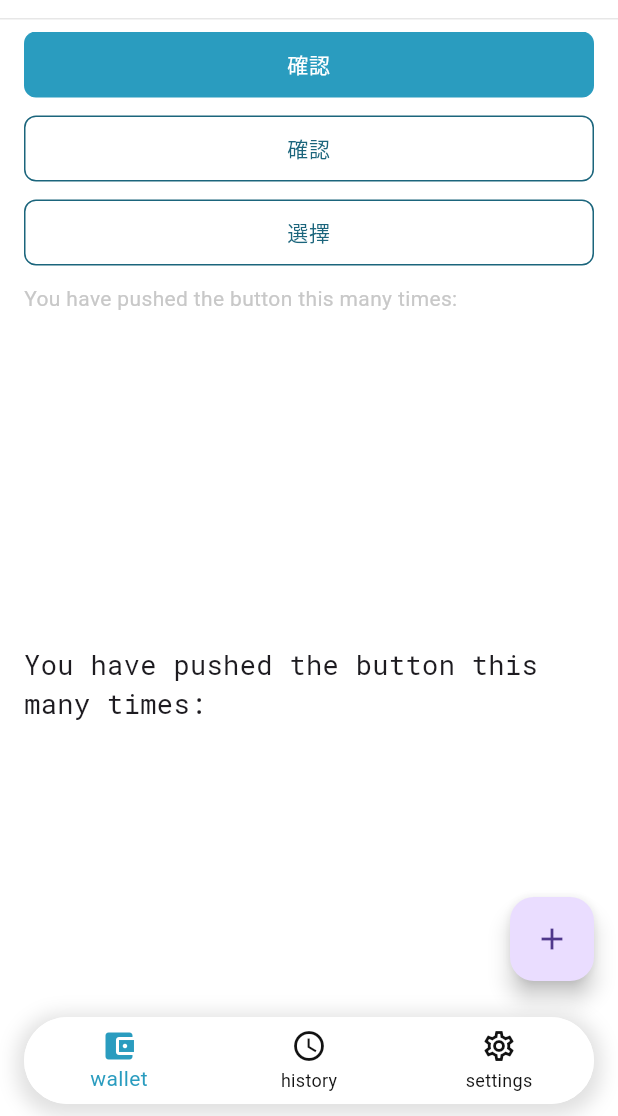
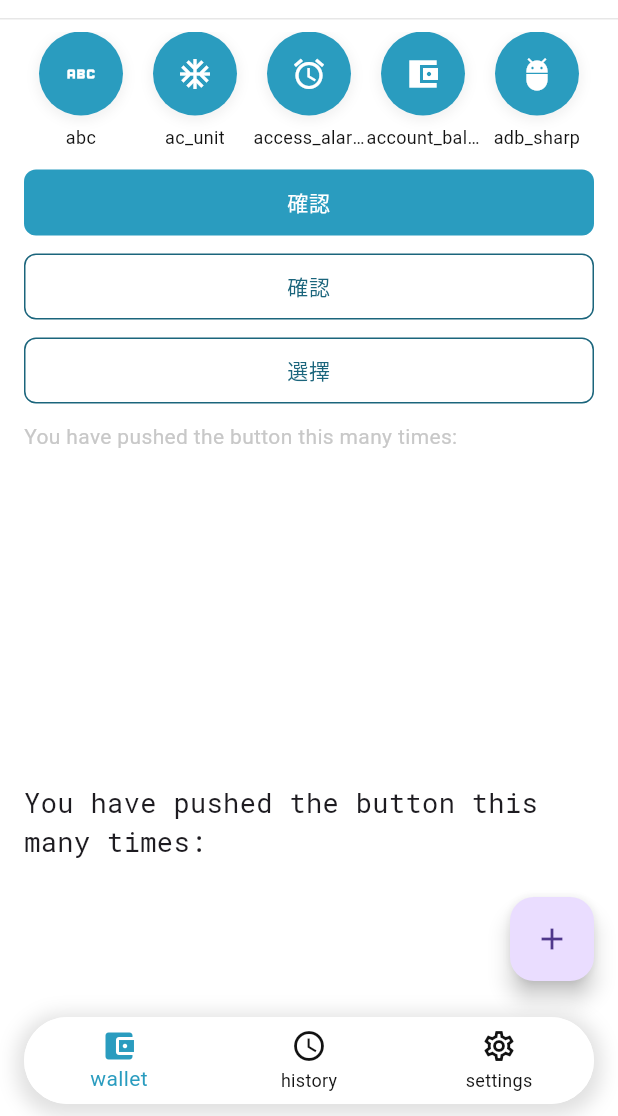
Before and after one commit to jun870805/blockchain_wallet, a Flutter app: the screen it shows after launch, on a phone screen of 412 x 824 dp, the part 120-1236 px from its top. Run offline on Flutter 3.47's test engine with Material 2 defaults, Android fonts, the phone set to English and light mode, and no system bars; drawn by our look-alikes of auto_size_text; our stand-ins replace flutter_riverpod, flutter_spinkit, shared_preferences; Roboto replaces fonts that are missing (MicrosoftJhengHei).

Commit message:
新增option button component

````diff
--- a/lib/features/wallet/presentation/screens/wallet_page.dart
+++ b/lib/features/wallet/presentation/screens/wallet_page.dart
@@ -48,11 +48,59 @@ class _WalletPageState extends State<WalletPage> {
     );
   }
 
+  Widget _buildOptions(BuildContext context) {
+    List<Widget> children = [];
+
+    children.add(const Expanded(
+      child: BWOptionButton(
+        icon: Icons.abc,
+        title: 'abc',
+      ),
+    ));
+
+    children.add(const Expanded(
+      child: BWOptionButton(
+        icon: Icons.ac_unit,
+        title: 'ac_unit',
+      ),
+    ));
+
+    children.add(const Expanded(
+      child: BWOptionButton(
+        icon: Icons.access_alarm_outlined,
+        title: 'access_alarm_outlined',
+      ),
+    ));
+
+    children.add(const Expanded(
+      child: BWOptionButton(
+        icon: Icons.account_balance_wallet_sharp,
+        title: 'account_balance_wallet_sharp',
+      ),
+    ));
+
+    children.add(Expanded(
+      child: BWOptionButton(
+        icon: Icons.adb_sharp,
+        title: 'adb_sharp',
+        onPressed: () => print('aaaa'),
+      ),
+    ));
+
+    return Row(
+      mainAxisAlignment: MainAxisAlignment.start,
+      crossAxisAlignment: CrossAxisAlignment.start,
+      children: children,
+    );
+  }
+
   Widget _buildBody(BuildContext context) {
     return Padding(
       padding: const EdgeInsets.only(top: 8.0),
       child: BWListView(
         children: <Widget>[
+          _buildOptions(context),
+          const SizedBox(height: 12),
           BWPrimaryButton(
             size: ButtonSize.M,
             text: '確認',
--- a/lib/shared/components/button/button.dart
+++ b/lib/shared/components/button/button.dart
@@ -1,5 +1,6 @@
 export './dropdown_button.dart';
 export './icon_button.dart';
+export './option_button.dart';
 export './primary_button.dart';
 export './secondary_button.dart';
 export './text_button.dart';
--- /dev/null
+++ b/lib/shared/components/button/option_button.dart
@@ -0,0 +1,166 @@
+import 'package:flutter/material.dart';
+import '../../styles/styles.dart';
+
+const double _kMinWidth = 48.0;
+
+const double _kIconContainerSize = 56.0;
+
+const double _kIconSize = 24.0;
+
+const double _kTitleHeight = 24.0;
+
+EdgeInsets _kPadding = const EdgeInsets.all(16);
+
+Color _getIconColor(BuildContext context, bool heldDown) {
+  BWThemeData themeData = Theme.of(context).extension<BWThemeData>()!;
+
+  if (heldDown) return themeData.color.neutral12;
+
+  return themeData.color.neutral14;
+}
+
+Color _getBackgroundColor(BuildContext context, bool heldDown) {
+  BWThemeData themeData = Theme.of(context).extension<BWThemeData>()!;
+
+  if (heldDown) return themeData.color.primaryShade;
+
+  return themeData.color.primary;
+}
+
+TextStyle _getTitleTextStyle(BuildContext context, bool heldDown) {
+  BWThemeData themeData = Theme.of(context).extension<BWThemeData>()!;
+
+  return themeData.typography.bodySmallRegular.apply(
+    color: heldDown ? themeData.color.primaryShade : themeData.color.title,
+  );
+}
+
+List<BoxShadow> _getButtonShadow(BuildContext context) {
+  BWThemeData themeData = Theme.of(context).extension<BWThemeData>()!;
+
+  return themeData.shadow.extraLight;
+}
+
+class BWOptionButton extends StatefulWidget {
+  /// ## Option Button 入口按鈕
+  ///
+  /// ### Parameters:
+  /// * **icon**(IconData,***required***): 顯示Icon
+  /// * **title**(String,_optional_): 顯示名稱
+  /// * **onPressed**(VoidCallback,_optional_): 點擊事件
+  ///
+  /// ### Example:
+  ///```dart
+  /// BWOptionButton(
+  ///  icon: Icons.option,
+  ///  title: 'Option1',
+  ///  onPressed: () {},
+  /// )
+  /// ```
+  const BWOptionButton({
+    super.key,
+    required this.icon,
+    this.title,
+    this.onPressed,
+  });
+
+  /// 顯示Icon
+  final IconData icon;
+
+  /// 顯示名稱
+  final String? title;
+
+  /// 點擊事件
+  final VoidCallback? onPressed;
+
+  @override
+  State<BWOptionButton> createState() => _BWOptionButtonState();
+}
+
+class _BWOptionButtonState extends State<BWOptionButton> {
+  // 是否按下按鈕
+  bool _isHeldDown = false;
+
+  void _handleTapDown(TapDownDetails event) {
+    if (!_isHeldDown) {
+      _isHeldDown = true;
+    }
+    setState(() {});
+  }
+
+  void _handleTapUp(TapUpDetails event) {
+    if (_isHeldDown) {
+      _isHeldDown = false;
+    }
+    setState(() {});
+  }
+
+  void _handleTapCancel() {
+    if (_isHeldDown) {
+      _isHeldDown = false;
+    }
+    setState(() {});
+  }
+
+  Widget _buildIcon(BuildContext context) {
+    return Container(
+      width: _kIconContainerSize,
+      height: _kIconContainerSize,
+      padding: _kPadding,
+      decoration: BoxDecoration(
+        shape: BoxShape.circle,
+        color: _getBackgroundColor(context, _isHeldDown),
+        boxShadow: _getButtonShadow(context),
+      ),
+      child: Icon(
+        widget.icon,
+        size: _kIconSize,
+        color: _getIconColor(context, _isHeldDown),
+      ),
+    );
+  }
+
+  Widget _buildTitle(BuildContext context) {
+    return Container(
+      height: _kTitleHeight,
+      alignment: Alignment.bottomCenter,
+      child: Text(
+        widget.title!,
+        style: _getTitleTextStyle(context, _isHeldDown),
+        maxLines: 1,
+        textAlign: TextAlign.center,
+        overflow: TextOverflow.ellipsis,
+      ),
+    );
+  }
+
+  Widget _buildBody(BuildContext context) {
+    List<Widget> children = [];
+
+    children.add(_buildIcon(context));
+    if (widget.title != null) {
+      children.add(_buildTitle(context));
+    }
+
+    return Container(
+      constraints: const BoxConstraints(minWidth: _kMinWidth),
+      child: Column(
+        crossAxisAlignment: CrossAxisAlignment.center,
+        mainAxisAlignment: MainAxisAlignment.start,
+        children: children,
+      ),
+    );
+  }
+
+  @override
+  Widget build(BuildContext context) {
+    return GestureDetector(
+      onTap: widget.onPressed,
+      onTapDown: _handleTapDown,
+      onTapUp: _handleTapUp,
+      onTapCancel: _handleTapCancel,
+      behavior: HitTestBehavior.translucent,
+      child: _buildBody(context),
+    );
+  }
+}
````
